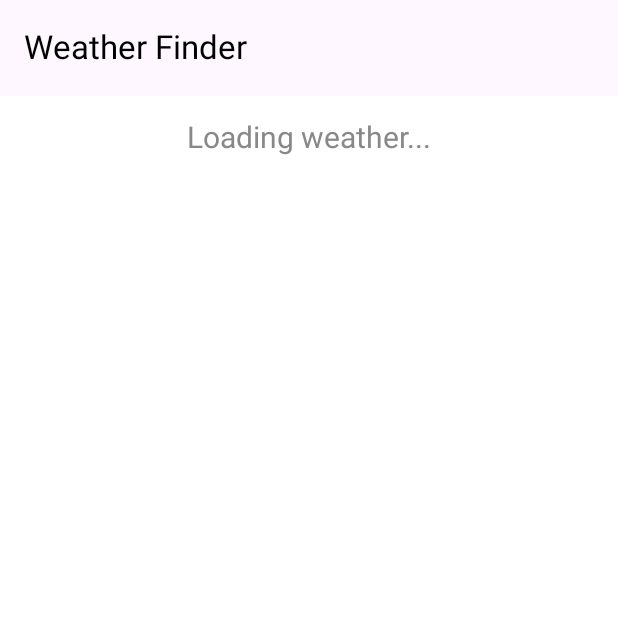
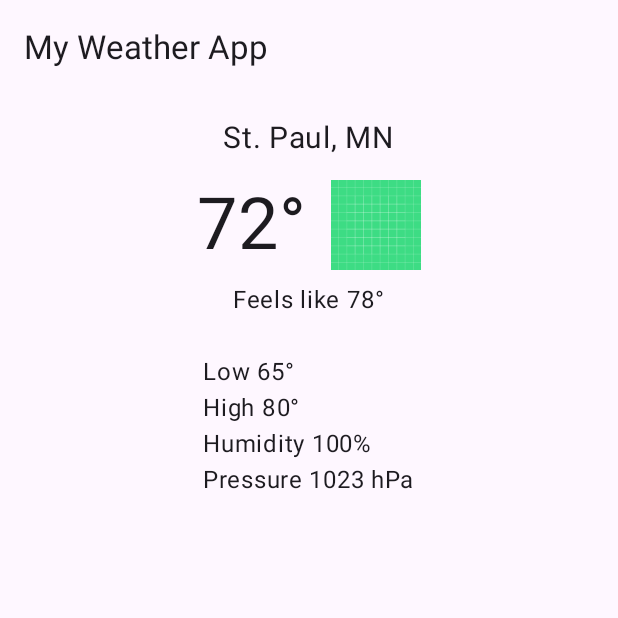
Before and after one commit to ahussein7890/Weather, an Android app built with Jetpack Compose: the screen it shows after launch (MainActivity), on a phone screen of 412 x 824 dp, the top half of it. Run offline under Robolectric (Android 15) with nearby library versions, the phone set to English and light mode, and no system bars.

Commit message:
Assignment 2

```diff
--- a/app/src/main/java/com/example/myapplication/MainActivity.kt
+++ b/app/src/main/java/com/example/myapplication/MainActivity.kt
@@ -3,94 +3,81 @@ package com.example.myapplicationweather342
 import android.os.Bundle
 import androidx.activity.ComponentActivity
 import androidx.activity.compose.setContent
-import androidx.activity.viewModels
 import androidx.compose.foundation.Image
-import androidx.compose.foundation.background
 import androidx.compose.foundation.layout.*
 import androidx.compose.material3.*
-import androidx.compose.runtime.*
+import androidx.compose.runtime.Composable
 import androidx.compose.ui.Alignment
 import androidx.compose.ui.Modifier
-import androidx.compose.ui.graphics.Color
 import androidx.compose.ui.res.painterResource
-import androidx.compose.ui.text.font.FontWeight
-import androidx.compose.ui.text.style.TextAlign
+import androidx.compose.ui.res.stringResource
 import androidx.compose.ui.unit.dp
 import androidx.compose.ui.unit.sp
-import androidx.lifecycle.viewmodel.compose.viewModel
 
 class MainActivity : ComponentActivity() {
-    private val weatherViewModel: WeatherViewModel by viewModels()
-
     override fun onCreate(savedInstanceState: Bundle?) {
         super.onCreate(savedInstanceState)
         setContent {
-            WeatherScreen(weatherViewModel)
+            MaterialTheme {
+                StaticWeatherScreen()
+            }
         }
     }
 }
 
 @OptIn(ExperimentalMaterial3Api::class)
 @Composable
-fun WeatherScreen(weatherViewModel: WeatherViewModel = viewModel()) {
-    val weatherState by weatherViewModel.weatherData.collectAsState()
+fun StaticWeatherScreen() {
+    Scaffold(
+        topBar = {
+            TopAppBar(
+                title = {
+                    Text(text = stringResource(R.string.app_name))
+                }
+            )
+        }
+    ) { padding ->
+        Column(
+            modifier = Modifier
+                .padding(padding)
+                .fillMaxSize()
+                .padding(16.dp),
+            horizontalAlignment = Alignment.CenterHorizontally
+        ) {
+            Text(text = stringResource(R.string.location), fontSize = 20.sp)
 
-    LaunchedEffect(Unit) {
-        if (weatherState == null) {
-            weatherViewModel.fetchWeatherByCoordinates(44.34, 10.99, "0f61d4ac2507933fd147c5105db3ac8f")
-        }
-    }
+            Spacer(modifier = Modifier.height(16.dp))
 
-    Column(modifier = Modifier.fillMaxSize()) {
-        TopAppBar(
-            title = { Text("Weather Finder", color = Color.Black) },
-            modifier = Modifier
-                .fillMaxWidth()
-                .background(Color.Gray),
-        )
+            // Centered row for temperature and icon
+            Row(
+                verticalAlignment = Alignment.CenterVertically,
+                horizontalArrangement = Arrangement.Center,
+                modifier = Modifier.fillMaxWidth()
+            ) {
+                Text(
+                    text = stringResource(R.string.temperature),
+                    fontSize = 48.sp
+                )
+                Spacer(modifier = Modifier.width(16.dp))
+                Image(
+                    painter = painterResource(id = R.drawable.ic_launcher_background),
+                    contentDescription = stringResource(R.string.desc_sunny_icon),
+                    modifier = Modifier.size(60.dp)
+                )
+            }
 
-        Spacer(modifier = Modifier.height(16.dp))
+            Spacer(modifier = Modifier.height(8.dp))
 
-        weatherState?.let { weather ->
-            Column(
-                modifier = Modifier.fillMaxWidth(),
-                horizontalAlignment = Alignment.CenterHorizontally
-            ) {
-                Text(weather.cityName, fontSize = 18.sp, fontWeight = FontWeight.Medium)
+            Text(text = stringResource(R.string.feels_like), fontSize = 16.sp)
 
-                Spacer(modifier = Modifier.height(8.dp))
+            Spacer(modifier = Modifier.height(24.dp))
 
-                Text(
-                    text = "${weather.main.temperature}°",
-                    fontSize = 64.sp,
-                    fontWeight = FontWeight.Bold,
-                    textAlign = TextAlign.Center
-                )
-
-                Text("Feels like ${weather.main.temperature}°", fontSize = 14.sp, color = Color.Gray)
-
-                Spacer(modifier = Modifier.height(8.dp))
-
-                Image(
-                    painter = painterResource(id = R.mipmap.ic_launcher_foreground),
-                    contentDescription = "Weather Icon",
-                    modifier = Modifier.size(50.dp)
-                )
-
-                Spacer(modifier = Modifier.height(16.dp))
-
-                Column {
-                    Text("Humidity: ${weather.main.humidity}%", fontSize = 16.sp)
-                    Text("Description: ${weather.weather[0].description}", fontSize = 16.sp)
-                }
+            Column(horizontalAlignment = Alignment.Start) {
+                Text(text = stringResource(R.string.low_temp))
+                Text(text = stringResource(R.string.high_temp))
+                Text(text = stringResource(R.string.humidity))
+                Text(text = stringResource(R.string.pressure))
             }
-        } ?: run {
-            Text(
-                text = "Loading weather...",
-                modifier = Modifier.align(Alignment.CenterHorizontally),
-                fontSize = 20.sp,
-                color = Color.Gray
-            )
         }
     }
 }
--- a/app/src/main/res/values/strings.xml
+++ b/app/src/main/res/values/strings.xml
@@ -1,3 +1,12 @@
 <resources>
-    <string name="app_name">My Application</string>
+    <string name="app_name">My Weather App</string>
+    <string name="desc_sunny_icon">Sunny Weather Icon</string>
+    <string name="temperature">72&#176;</string>
+    <string name="feels_like">Feels like 78&#176;</string>
+    <string name="weather_description">Clear Skies</string>
+    <string name="location">St. Paul, MN</string>
+    <string name="low_temp">Low 65&#176;</string>
+    <string name="high_temp">High 80&#176;</string>
+    <string name="humidity">Humidity 100%</string>
+    <string name="pressure">Pressure 1023 hPa</string>
 </resources>
```
